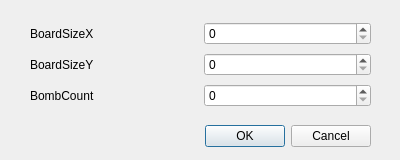
Old version of the form settingsdialog.ui in the repository anton-fischer/cpp-minesweeper.
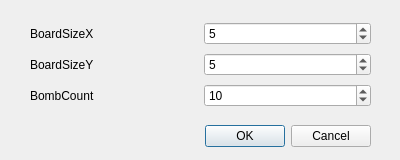
New version of the form.

What changed in the file:
```diff
--- a/settingsdialog.ui
+++ b/settingsdialog.ui
@@ -47,13 +47,25 @@
      </widget>
     </item>
     <item row="0" column="1">
-     <widget class="QSpinBox" name="input_BoardSizeX"/>
+     <widget class="QSpinBox" name="input_BoardSizeX">
+      <property name="value">
+       <number>5</number>
+      </property>
+     </widget>
     </item>
     <item row="1" column="1">
-     <widget class="QSpinBox" name="input_BoardSizeY"/>
+     <widget class="QSpinBox" name="input_BoardSizeY">
+      <property name="value">
+       <number>5</number>
+      </property>
+     </widget>
     </item>
     <item row="2" column="1">
-     <widget class="QSpinBox" name="input_BombCount"/>
+     <widget class="QSpinBox" name="input_BombCount">
+      <property name="value">
+       <number>10</number>
+      </property>
+     </widget>
     </item>
     <item row="1" column="0">
      <widget class="QLabel" name="lbl_BoardSizeY">
```
